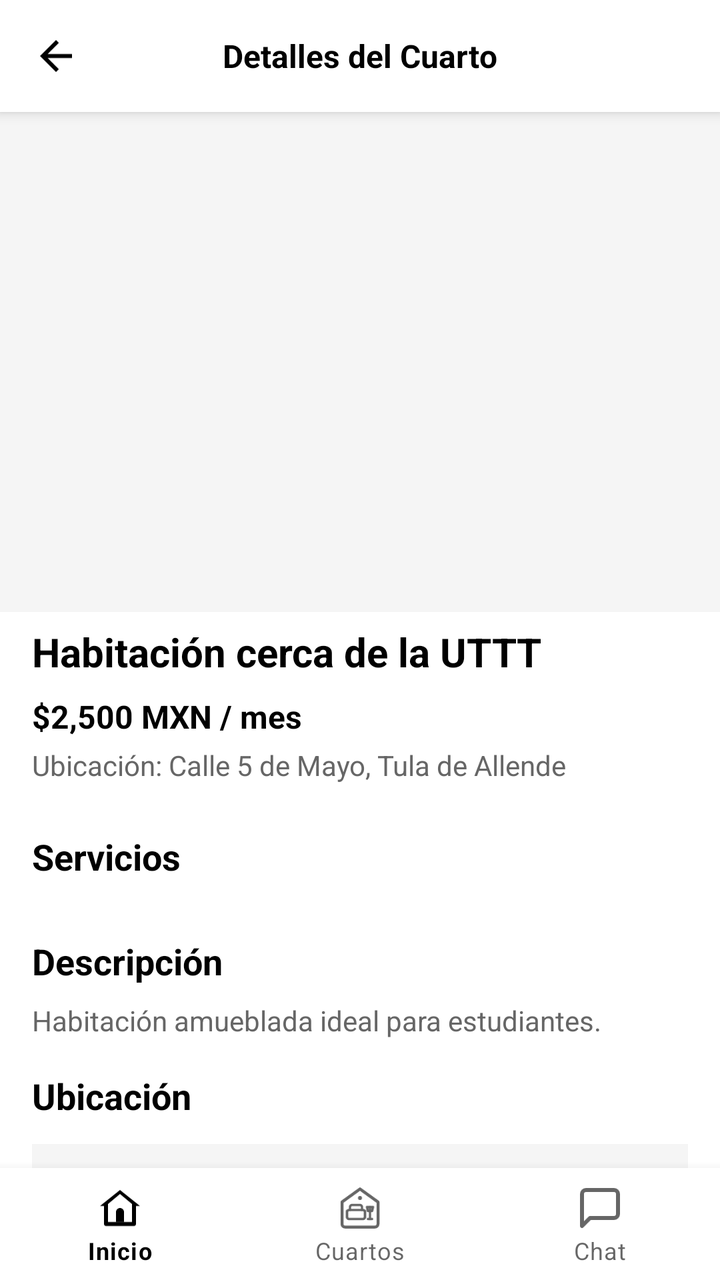
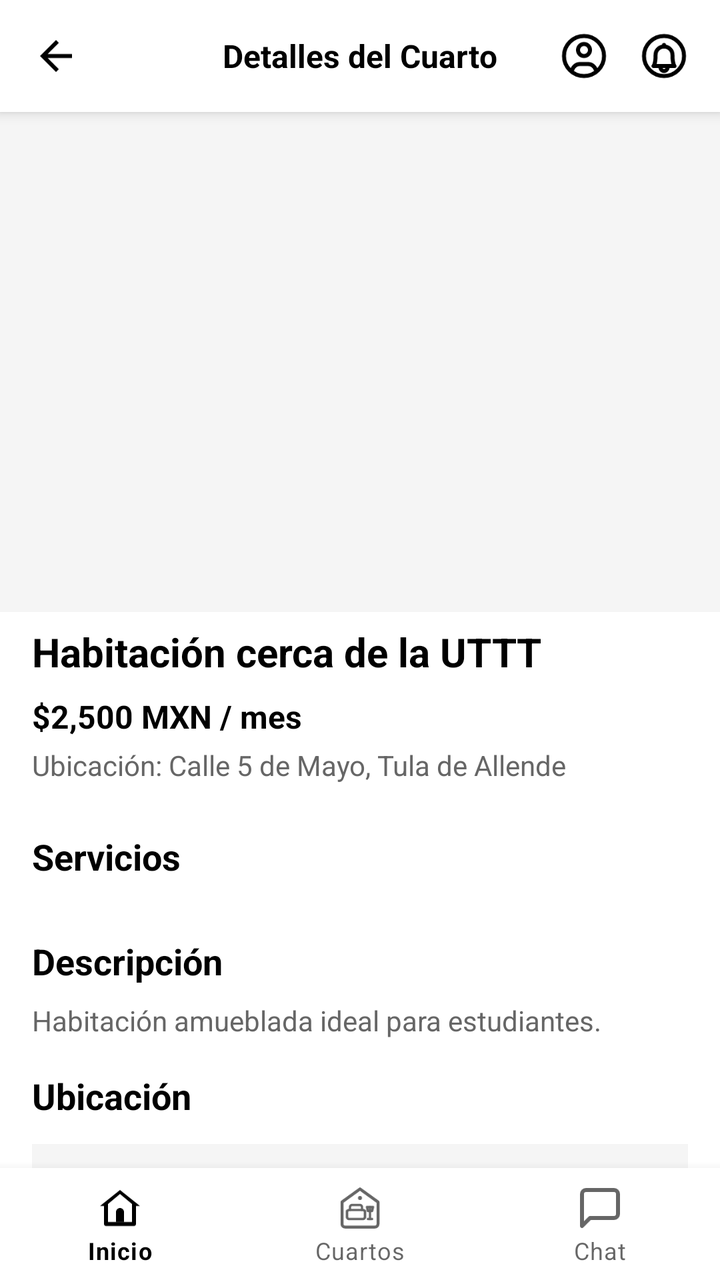

Before-and-after screenshots of an Android layout around one commit, followed by the original layout XML and the change that was made.
<!-- AndroidManifest.xml: activity theme Theme.RoomUTTT -->
<!-- res/layout/activity_room_detail.xml -->
<?xml version="1.0" encoding="utf-8"?>
<androidx.coordinatorlayout.widget.CoordinatorLayout xmlns:android="http://schemas.android.com/apk/res/android"
    xmlns:app="http://schemas.android.com/apk/res-auto"
    xmlns:tools="http://schemas.android.com/tools"
    android:layout_width="match_parent"
    android:layout_height="match_parent"
    android:background="#FFFFFF"
    >

    
    <androidx.core.widget.NestedScrollView
        android:layout_width="match_parent"
        android:layout_height="match_parent"
        android:fillViewport="true">

        <LinearLayout
            android:layout_width="match_parent"
            android:layout_height="wrap_content"
            android:orientation="vertical">

            
            <RelativeLayout
                android:id="@+id/header_layout"
                android:layout_width="match_parent"
                android:layout_height="56dp"
                android:background="#FFFFFF"
                android:elevation="4dp"
                android:paddingHorizontal="16dp">

                <ImageView
                    android:id="@+id/iv_back"
                    android:layout_width="24dp"
                    android:layout_height="24dp"
                    android:layout_centerVertical="true"
                    android:contentDescription="@string/back_button"
                    android:src="@drawable/ic_back" />

                <TextView
                    android:layout_width="wrap_content"
                    android:layout_height="wrap_content"
                    android:layout_centerInParent="true"
                    android:text="Detalles del Cuarto"
                    android:textColor="#000000"
                    android:textSize="16sp"
                    android:textStyle="bold" />
            </RelativeLayout>

            
            <androidx.viewpager2.widget.ViewPager2
                android:id="@+id/image_viewpager"
                android:layout_width="match_parent"
                android:layout_height="250dp"
                android:background="#F5F5F5"
                android:contentDescription="@string/room_images" />

            
            <com.google.android.material.tabs.TabLayout
                android:id="@+id/tab_indicator"
                android:layout_width="match_parent"
                android:layout_height="20dp"
                android:layout_marginTop="-30dp"
                android:background="@android:color/transparent"
                app:tabBackground="@drawable/tab_selector"
                app:tabGravity="center"
                app:tabIndicatorHeight="0dp"
                app:tabPaddingEnd="4dp"
                app:tabPaddingStart="4dp" />

            
            <LinearLayout
                android:layout_width="match_parent"
                android:layout_height="wrap_content"
                android:orientation="vertical"
                android:padding="16dp">

                <TextView
                    android:id="@+id/tv_room_name"
                    android:layout_width="match_parent"
                    android:layout_height="wrap_content"
                    android:text="Habitación cerca de la UTTT"
                    android:textColor="#000000"
                    android:textSize="20sp"
                    android:textStyle="bold" />

                <TextView
                    android:id="@+id/tv_room_price"
                    android:layout_width="match_parent"
                    android:layout_height="wrap_content"
                    android:layout_marginTop="8dp"
                    android:text="$2,500 MXN / mes"
                    android:textColor="#000000"
                    android:textSize="16sp"
                    android:textStyle="bold" />

                <TextView
                    android:id="@+id/tv_room_address"
                    android:layout_width="match_parent"
                    android:layout_height="wrap_content"
                    android:layout_marginTop="4dp"
                    android:text="Ubicación: Calle 5 de Mayo, Tula de Allende"
                    android:textColor="#666666"
                    android:textSize="14sp" />
            </LinearLayout>

            
            <LinearLayout
                android:layout_width="match_parent"
                android:layout_height="wrap_content"
                android:orientation="vertical"
                android:paddingHorizontal="16dp"
                android:paddingTop="8dp">

                <TextView
                    android:layout_width="match_parent"
                    android:layout_height="wrap_content"
                    android:text="Servicios"
                    android:textColor="#000000"
                    android:textSize="18sp"
                    android:textStyle="bold" />

                <LinearLayout
                    android:id="@+id/services_container"
                    android:layout_width="match_parent"
                    android:layout_height="wrap_content"
                    android:layout_marginTop="12dp"
                    android:orientation="vertical" />
            </LinearLayout>

            
            <LinearLayout
                android:layout_width="match_parent"
                android:layout_height="wrap_content"
                android:orientation="vertical"
                android:padding="16dp">

                <TextView
                    android:layout_width="match_parent"
                    android:layout_height="wrap_content"
                    android:text="Descripción"
                    android:textColor="#000000"
                    android:textSize="18sp"
                    android:textStyle="bold" />

                <TextView
                    android:id="@+id/tv_description"
                    android:layout_width="match_parent"
                    android:layout_height="wrap_content"
                    android:layout_marginTop="8dp"
                    android:lineSpacingExtra="4dp"
                    android:text="Habitación amueblada ideal para estudiantes."
                    android:textColor="#666666"
                    android:textSize="14sp" />
            </LinearLayout>

            
            <LinearLayout
                android:layout_width="match_parent"
                android:layout_height="wrap_content"
                android:orientation="vertical"
                android:paddingHorizontal="16dp"
                android:paddingBottom="16dp">

                <TextView
                    android:layout_width="match_parent"
                    android:layout_height="wrap_content"
                    android:text="Ubicación"
                    android:textColor="#000000"
                    android:textSize="18sp"
                    android:textStyle="bold" />

                <FrameLayout
                    android:id="@+id/map_container"
                    android:layout_width="match_parent"
                    android:layout_height="200dp"
                    android:layout_marginTop="12dp"
                    android:background="#F5F5F5" />
            </LinearLayout>

            
            <LinearLayout
                android:id="@+id/btn_contact_container"
                android:layout_width="match_parent"
                android:layout_height="wrap_content"
                android:orientation="vertical"
                android:gravity="center"
                android:background="?attr/selectableItemBackground"
                android:paddingVertical="24dp"
                android:clickable="true"
                android:focusable="true">

                <FrameLayout
                    android:layout_width="60dp"
                    android:layout_height="60dp"
                    android:background="@drawable/contact_icon_background"
                    android:layout_gravity="center">

                    <ImageView
                        android:layout_width="28dp"
                        android:layout_height="28dp"
                        android:layout_gravity="center"
                        android:contentDescription="@string/contact_button"
                        android:src="@drawable/ic_phone"
                        app:tint="#000000" />
                </FrameLayout>

                <TextView
                    android:layout_width="wrap_content"
                    android:layout_height="wrap_content"
                    android:layout_marginTop="8dp"
                    android:text="Contactar"
                    android:textColor="#000000"
                    android:textSize="16sp"
                    android:textStyle="bold" />
            </LinearLayout>
        </LinearLayout>
    </androidx.core.widget.NestedScrollView>

    
    <com.google.android.material.bottomnavigation.BottomNavigationView
        android:id="@+id/bottom_navigation"
        android:layout_width="match_parent"
        android:layout_height="wrap_content"
        android:layout_gravity="bottom"
        android:background="#FFFFFF"
        android:elevation="8dp"
        app:labelVisibilityMode="labeled"
        app:menu="@menu/bottom_nav_menu" />

</androidx.coordinatorlayout.widget.CoordinatorLayout>
<!-- resources referenced by this layout -->
<resources>
  <!-- drawable contact_icon_background (drawable) -->
  <shape xmlns:android="http://schemas.android.com/apk/res/android" android:shape="oval">
      <solid android:color="#F5F7F6" />
  </shape>
  <!-- drawable ic_back (drawable) -->
  <vector xmlns:android="http://schemas.android.com/apk/res/android"
      android:width="24dp"
      android:height="24dp"
      android:viewportWidth="24"
      android:viewportHeight="24">
      <path
          android:fillColor="#000000"
          android:pathData="M20,11H7.83l5.59,-5.59L12,4l-8,8 8,8 1.41,-1.41L7.83,13H20v-2z"/>
  </vector>
  <!-- drawable tab_selector (drawable) -->
  <?xml version="1.0" encoding="utf-8"?>
  <selector xmlns:android="http://schemas.android.com/apk/res/android">
      <item android:state_selected="true">
          <shape android:shape="oval">
              <solid android:color="#000000" />
              <size android:width="8dp" android:height="8dp" />
          </shape>
      </item>
      <item>
          <shape android:shape="oval">
              <solid android:color="#CCCCCC" />
              <size android:width="8dp" android:height="8dp" />
          </shape>
      </item>
  </selector>
  <string name="back_button">Regresar</string>
  <string name="contact_button">Botón de contactar</string>
  <string name="room_images">Imágenes del cuarto</string>
  <style name="Theme.RoomUTTT" parent="Base.Theme.RoomUTTT" />
  <color name="black">#FF000000</color>
  <color name="white">#FFFFFFFF</color>
  <color name="teal_200">#FF03DAC5</color>
  <color name="teal_700">#FF018786</color>
  <!-- unchanged entries left out for length: 2 -->
</resources>

<!-- the commit's change to res/layout/activity_room_detail.xml (unified diff, before → after) -->
@@ -4,8 +4,7 @@
     xmlns:tools="http://schemas.android.com/tools"
     android:layout_width="match_parent"
     android:layout_height="match_parent"
-    android:background="#FFFFFF"
-    >
+    android:background="#FFFFFF">
 
     
     <androidx.core.widget.NestedScrollView
@@ -43,6 +42,31 @@
                     android:textColor="#000000"
                     android:textSize="16sp"
                     android:textStyle="bold" />
+
+                
+                <LinearLayout
+                    android:layout_width="wrap_content"
+                    android:layout_height="wrap_content"
+                    android:layout_alignParentEnd="true"
+                    android:layout_centerVertical="true"
+                    android:orientation="horizontal">
+
+                    <ImageView
+                        android:id="@+id/iv_profile"
+                        android:layout_width="24dp"
+                        android:layout_height="24dp"
+                        android:src="@drawable/ic_profile"
+                        android:layout_marginEnd="16dp"
+                        android:contentDescription="Perfil" />
+
+                    <ImageView
+                        android:id="@+id/iv_notifications"
+                        android:layout_width="24dp"
+                        android:layout_height="24dp"
+                        android:src="@drawable/ic_notifications"
+                        android:contentDescription="Notificaciones" />
+
+                </LinearLayout>
             </RelativeLayout>
 
             
<!-- resource entries referenced after the edit -->
@@ -13,6 +13,64 @@
       <path
           android:fillColor="#000000"
           android:pathData="M20,11H7.83l5.59,-5.59L12,4l-8,8 8,8 1.41,-1.41L7.83,13H20v-2z"/>
+  </vector>
+  <!-- drawable ic_notifications (drawable) -->
+  <?xml version="1.0" encoding="utf-8"?>
+  <vector xmlns:android="http://schemas.android.com/apk/res/android"
+      android:width="24dp"
+      android:height="24dp"
+      android:viewportWidth="24"
+      android:viewportHeight="24">
+      <path
+          android:fillColor="#00000000"
+          android:strokeColor="#000000"
+          android:strokeWidth="2"
+          android:strokeLineCap="round"
+          android:strokeLineJoin="round"
+          android:pathData="M12,2a10,10 0,1 0,0 20,10 10,0 0,0 0,-20z"/>
+      <path
+          android:fillColor="#00000000"
+          android:strokeColor="#000000"
+          android:strokeWidth="2"
+          android:strokeLineCap="round"
+          android:strokeLineJoin="round"
+          android:pathData="M13.73,18a1.75,1.75 0,0 1,-3.46 0"/>
+      <path
+          android:fillColor="#00000000"
+          android:strokeColor="#000000"
+          android:strokeWidth="2"
+          android:strokeLineCap="round"
+          android:strokeLineJoin="round"
+          android:pathData="M12,6.5v0.75M16.25,11.5a4.25,4.25 0,0 0,-8.5 0c0,4.5 -1,5.5 -1,5.5h10.5s-1,-1 -1,-5.5z"/>
+  </vector>
+  <!-- drawable ic_profile (drawable) -->
+  <?xml version="1.0" encoding="utf-8"?>
+  <vector xmlns:android="http://schemas.android.com/apk/res/android"
+      android:width="24dp"
+      android:height="24dp"
+      android:viewportWidth="24"
+      android:viewportHeight="24">
+      <path
+          android:fillColor="#00000000"
+          android:strokeColor="#000000"
+          android:strokeWidth="2"
+          android:strokeLineCap="round"
+          android:strokeLineJoin="round"
+          android:pathData="M12,2a10,10 0,1 0,0 20,10 10,0 0,0 0,-20z"/>
+      <path
+          android:fillColor="#00000000"
+          android:strokeColor="#000000"
+          android:strokeWidth="2"
+          android:strokeLineCap="round"
+          android:strokeLineJoin="round"
+          android:pathData="M12,12a3,3 0,1 0,0 -6,3 3,0 0,0 0,6z"/>
+      <path
+          android:fillColor="#00000000"
+          android:strokeColor="#000000"
+          android:strokeWidth="2"
+          android:strokeLineCap="round"
+          android:strokeLineJoin="round"
+          android:pathData="M6.168,18.849A4,4 0,0 1,10 16h4a4,4 0,0 1,3.834 2.855"/>
   </vector>
   <!-- drawable tab_selector (drawable) -->
   <?xml version="1.0" encoding="utf-8"?>
